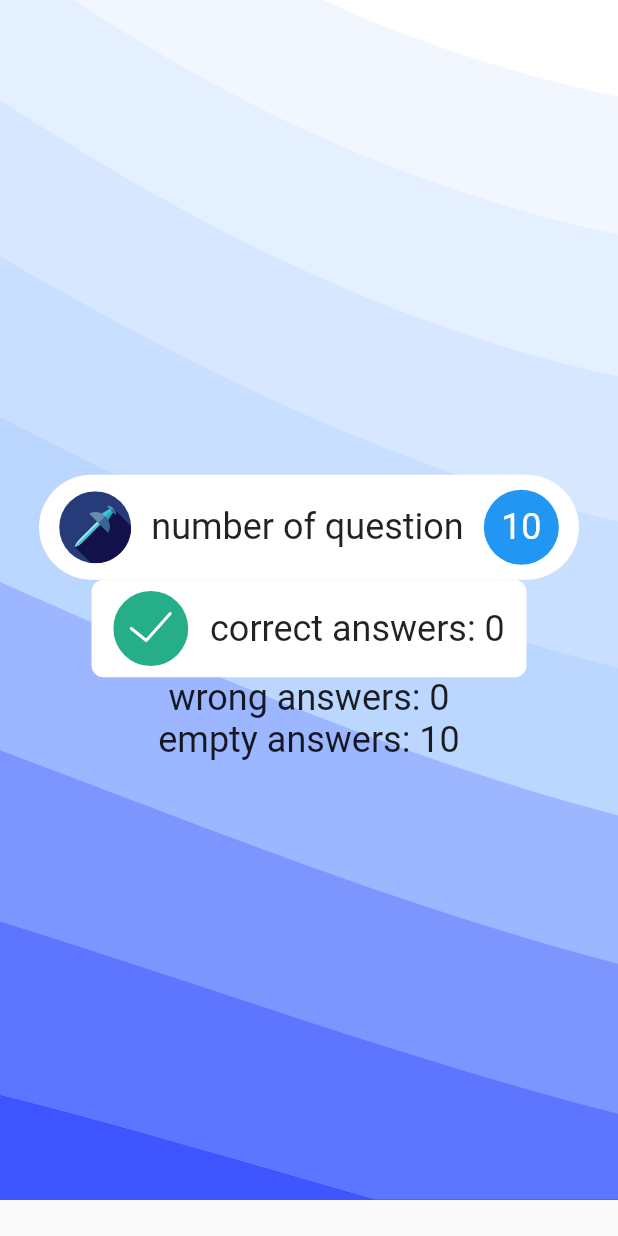
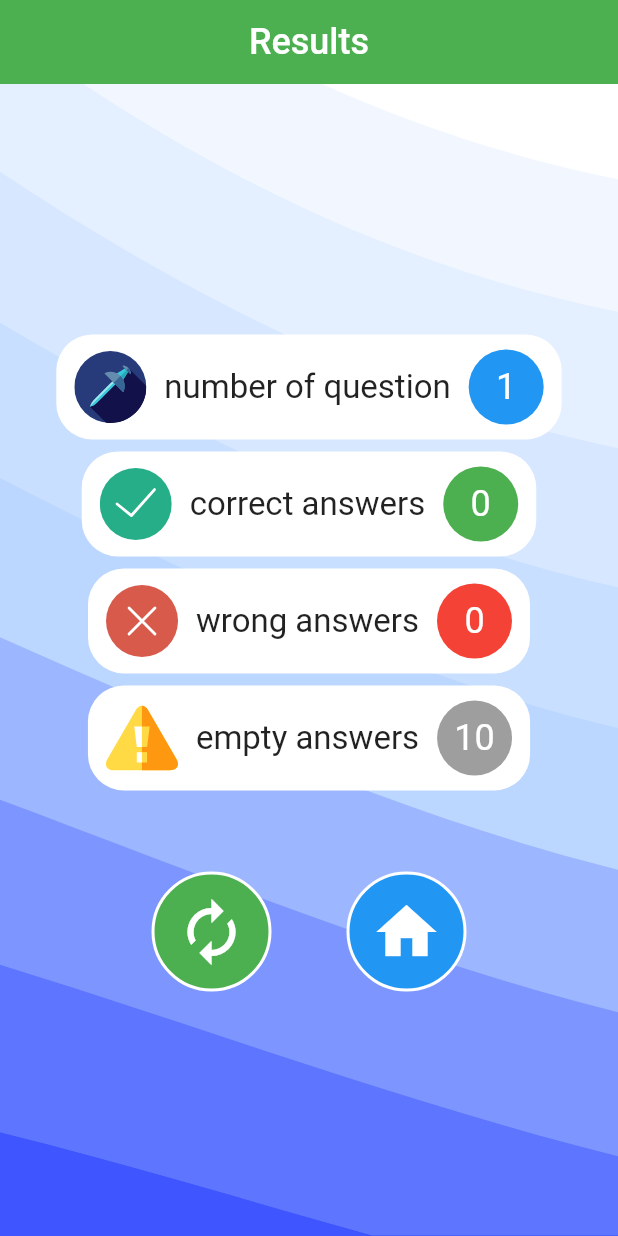
Before and after one commit to yasinkrcn/flutter_firebase_quiz_app, a Flutter app: the ScorePage screen opened by its route, on a phone screen of 412 x 824 dp. Run offline on Flutter 3.47's test engine with Material 2 defaults, Android fonts, the phone set to English and light mode, and no system bars; our stand-ins replace cloud_firestore, dartz, equatable, firebase_auth, firebase_core, firebase_storage and 5 more; accounts and stored records are empty; network calls fail; project files that could hold a hidden picture were left out.

Commit message:
score page fixed

```diff
--- a/lib/core/constants/assets_paths.dart
+++ b/lib/core/constants/assets_paths.dart
@@ -13,6 +13,7 @@ class AssetsPath {
   final String errorSVG = 'assets/svg/error.svg';
   final String successSVG = 'assets/svg/success.svg';
   final String warningSVG = 'assets/svg/warning.svg';
+  final String logoSVG = 'assets/svg/logo.svg';
 
   // !Category
   final String sportSVG = 'assets/svg/sport.svg';
--- a/lib/features/auth/view/pages/login_page.dart
+++ b/lib/features/auth/view/pages/login_page.dart
@@ -30,15 +30,6 @@ class LoginPage extends StatelessWidget {
         child: Consumer<LoginProvider>(
           builder: (context, loginProvider, child) {
             return Column(children: [
-              const Align(
-                  alignment: Alignment.topLeft,
-                  child: Text(
-                    'We can!!!',
-                    style: TextStyle(fontSize: 36, fontWeight: FontWeight.w400),
-                  )),
-              const SizedBox(
-                height: 16,
-              ),
               Align(
                   alignment: Alignment.center,
                   child: SvgPicture.asset(
@@ -49,7 +40,8 @@ class LoginPage extends StatelessWidget {
                 height: 36,
               ),
               AppTextFormField.standart(
-                  hintText: 'email', controller: loginProvider.emailController,
+                hintText: 'email',
+                controller: loginProvider.emailController,
                 validator: (String? value) {
                   if (value != null) {
                     if (emailValidator(value)) {
@@ -62,7 +54,8 @@ class LoginPage extends StatelessWidget {
                 prefixIcon: const Icon(
                   Icons.alternate_email,
                   color: AppColors.blackColor,
-                  ), ),
+                ),
+              ),
               const SizedBox(
                 height: 16,
               ),
@@ -73,7 +66,7 @@ class LoginPage extends StatelessWidget {
                   validator: (String? value) {
                     if (value != null) {
                       if (value.length < 6) {
-                        return   'Şifreniz en az 6 karakter olmalıdır';
+                        return 'Şifreniz en az 6 karakter olmalıdır';
                       }
 
                       if (value.length >= 50) {
@@ -82,8 +75,7 @@ class LoginPage extends StatelessWidget {
                     }
 
                     return null;
-                  }
-                  ),
+                  }),
               const SizedBox(
                 height: 8,
               ),
@@ -100,10 +92,11 @@ class LoginPage extends StatelessWidget {
                 height: 16,
               ),
               //Login Button
-              AppButton.standart(onTap: ()async {
+              AppButton.standart(
+                  onTap: () async {
                     await loginProvider.login();
-
-              }, buttonText: 'Login'),
+                  },
+                  buttonText: 'Login'),
               const SizedBox(
                 height: 6,
               ),
--- a/lib/features/quiz/view/pages/score_page.dart
+++ b/lib/features/quiz/view/pages/score_page.dart
@@ -4,6 +4,7 @@ import 'package:flutter_firebase_quiz_app/core/init/injection_container.dart';
 import 'package:flutter_firebase_quiz_app/core/utils/route/route_manager.dart';
 import 'package:flutter_firebase_quiz_app/core/utils/route/router.dart';
 import 'package:flutter_firebase_quiz_app/features/quiz/view/widgets/score_button.dart';
+import 'package:flutter_firebase_quiz_app/features/quiz/view/widgets/score_card.dart';
 import 'package:flutter_firebase_quiz_app/features/quiz/view_model/question_controller.dart';
 import 'package:flutter_svg/flutter_svg.dart';
 import 'package:provider/provider.dart';
@@ -14,90 +15,98 @@ class ScorePage extends StatelessWidget {
   @override
   Widget build(BuildContext context) {
     return Scaffold(
+      appBar: AppBar(
+        title: const Text(
+          'Results',
+          style: TextStyle(fontSize: 24),
+        ),
+        backgroundColor: Colors.green,
+        centerTitle: true,
+        elevation: 0,
+        leading: const SizedBox.shrink(),
+      ),
       body: SafeArea(
         child: Stack(
           children: [
             SvgPicture.asset(AssetsPath().backgroundSVG, fit: BoxFit.cover),
             Consumer<QuestionController>(
               builder: (context, provider, child) {
-                return Column(
+                return Row(
                   mainAxisAlignment: MainAxisAlignment.center,
                   children: [
-                    Align(
-                      alignment: Alignment.center,
-                      child: Container(
-                      alignment: Alignment.center,
-                      height: 70,
-                      width: 360,
-                      decoration: BoxDecoration(
-                          color: Colors.white,
-                          borderRadius: BorderRadius.circular(50)),
-                      child: Row(
-                        mainAxisAlignment: MainAxisAlignment.spaceEvenly,
-                        children: [
-
-
-
-                          SvgPicture.asset(AssetsPath().generalSVG, height: 48),
-                               Text('number of question' ,style: TextStyle(fontSize: 24),),
-                          Container(
-                            alignment: Alignment.center,
-                            height: 50,
-                            width: 50,
-                            decoration: BoxDecoration( color: Colors.blue,
-                          borderRadius: BorderRadius.circular(50)),
-                            child: Text(
-                              '${provider.questionLimit}',
-                              style: TextStyle(fontSize: 24, color: Colors.white),
+                    Column(
+                      mainAxisAlignment: MainAxisAlignment.center,
+                      children: [
+                        ScoreCard(
+                          text: 'number of question',
+                          asset: AssetsPath().generalSVG,
+                          color: Colors.blue,
+                          providerText: provider.questionNumber.toString(),
+                        ),
+                        ScoreCard(
+                            text: 'correct answers',
+                            asset: AssetsPath().successSVG,
+                            color: Colors.green,
+                            providerText: '${provider.trueAnswers ~/ 7}'),
+                        ScoreCard(
+                            text: 'wrong answers',
+                            asset: AssetsPath().errorSVG,
+                            color: Colors.red,
+                            providerText: '${provider.wrongAnswers ~/ 7}'),
+                        ScoreCard(
+                            text: 'empty answers',
+                            asset: AssetsPath().warningSVG,
+                            color: Colors.grey,
+                            providerText:
+                                '${provider.questionLimit - (provider.wrongAnswers ~/ 7 + provider.trueAnswers ~/ 7)}'),
+                        const SizedBox(
+                          height: 50,
+                        ),
+                        Row(
+                          mainAxisAlignment: MainAxisAlignment.center,
+                          children: [
+                            Container(
+                              height: 80,
+                              width: 80,
+                              alignment: Alignment.center,
+                              decoration: BoxDecoration(
+                                  color: Colors.green,
+                                  borderRadius: BorderRadius.circular(50),
+                                  border: Border.all(
+                                      color: Colors.white, width: 2)),
+                              child: const Icon(
+                                Icons.autorenew,
+                                size: 48,
+                                color: Colors.white,
+                              ),
                             ),
-                          ),
-                        ],
-                      ),
+                            const SizedBox(
+                              width: 50,
+                            ),
+                            GestureDetector(
+                              onTap: () {
+                                Go.to.pageAndRemoveUntil(PageRoutes.homePage);
+                              },
+                              child: Container(
+                                height: 80,
+                                width: 80,
+                                alignment: Alignment.center,
+                                decoration: BoxDecoration(
+                                    color: Colors.blue,
+                                    borderRadius: BorderRadius.circular(50),
+                                    border: Border.all(
+                                        color: Colors.white, width: 2)),
+                                child: const Icon(
+                                  Icons.home,
+                                  size: 48,
+                                  color: Colors.white,
+                                ),
+                              ),
+                            )
+                          ],
+                        )
+                      ],
                     ),
-                    ),
-                    Container(
-                      alignment: Alignment.center,
-                      height: 65,
-                      width: 290,
-                      decoration: BoxDecoration(
-                          color: Colors.white,
-                          borderRadius: BorderRadius.circular(8)),
-                      child: Row(
-                        mainAxisAlignment: MainAxisAlignment.spaceEvenly,
-                        children: [
-
-                          SvgPicture.asset(AssetsPath().successSVG),
-                          Text(
-                            'correct answers: ${provider.trueAnswers ~/ 7}',
-                            style: TextStyle(fontSize: 24),
-                          ),
-                        ],
-                      ),
-                    ),
-                    Text(
-                      'wrong answers: ${provider.wrongAnswers ~/ 7}',
-                      style: TextStyle(fontSize: 24),
-                    ),
-                    Text(
-                      'empty answers: ${provider.questionLimit - (provider.wrongAnswers ~/ 7 + provider.trueAnswers ~/ 7)}',
-                      style: TextStyle(fontSize: 24),
-                    ),
-                    // SizedBox(
-                    //   height: 50,
-                    // ),
-                    // ScoreButton(
-                    //   text: 'Play again',
-                    //   color: Colors.red,
-                    //   route: Go.to.page(PageRoutes.quizPage),
-                    // ),
-                    // SizedBox(
-                    //   height: 24,
-                    // ),
-                    // ScoreButton(
-                    //   text: 'Go Home',
-                    //   color: Colors.green,
-                    //    route: Go.to.page(PageRoutes.homePage),
-                    // ),
                   ],
                 );
               },
--- /dev/null
+++ b/lib/features/quiz/view/widgets/score_card.dart
@@ -0,0 +1,68 @@
+import 'package:flutter/material.dart';
+import 'package:flutter_firebase_quiz_app/core/constants/assets_paths.dart';
+import 'package:flutter_svg/flutter_svg.dart';
+
+class ScoreCard extends StatelessWidget {
+  final String text;
+  final String providerText;
+  final String asset;
+  final Color color;
+
+  const ScoreCard({
+    Key? key,
+    required this.text,
+    required this.asset,
+    required this.color,
+    required this.providerText,
+  }) : super(key: key);
+
+  @override
+  Widget build(BuildContext context) {
+    return Padding(
+      padding: const EdgeInsets.symmetric(
+        vertical: 4,
+      ),
+      child: Container(
+        alignment: Alignment.center,
+        height: 70,
+        decoration: BoxDecoration(
+          color: Colors.white,
+          borderRadius: BorderRadius.circular(24),
+        ),
+        child: Row(
+          mainAxisAlignment: MainAxisAlignment.start,
+          children: [
+            const SizedBox(
+              width: 12,
+            ),
+            SvgPicture.asset(asset, height: 48),
+            const SizedBox(
+              width: 12,
+            ),
+            Text(
+              text,
+              style: TextStyle(fontSize: 22),
+            ),
+            const SizedBox(
+              width: 12,
+            ),
+            Container(
+              alignment: Alignment.center,
+              height: 50,
+              width: 50,
+              decoration: BoxDecoration(
+                  color: color, borderRadius: BorderRadius.circular(50)),
+              child: Text(
+                providerText,
+                style: TextStyle(fontSize: 24, color: Colors.white),
+              ),
+            ),
+            const SizedBox(
+              width: 12,
+            ),
+          ],
+        ),
+      ),
+    );
+  }
+}
```
Also changed, not shown: assets/svg/logo.svg (added). Lines whose indentation alone changed are shown as unchanged.
